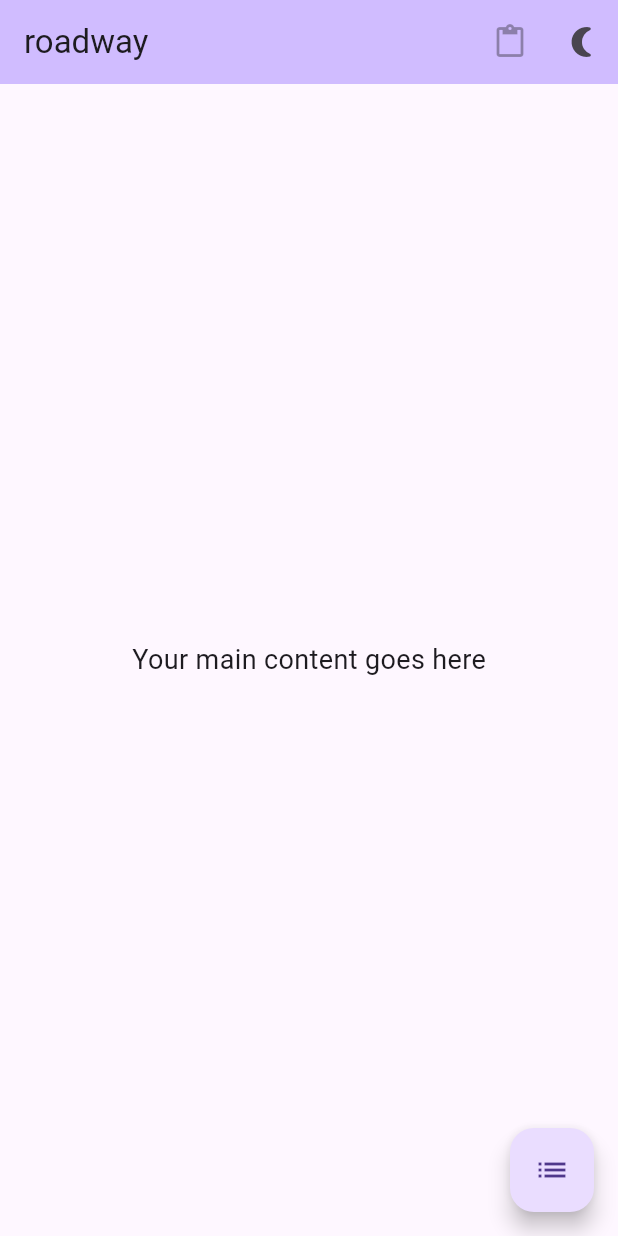
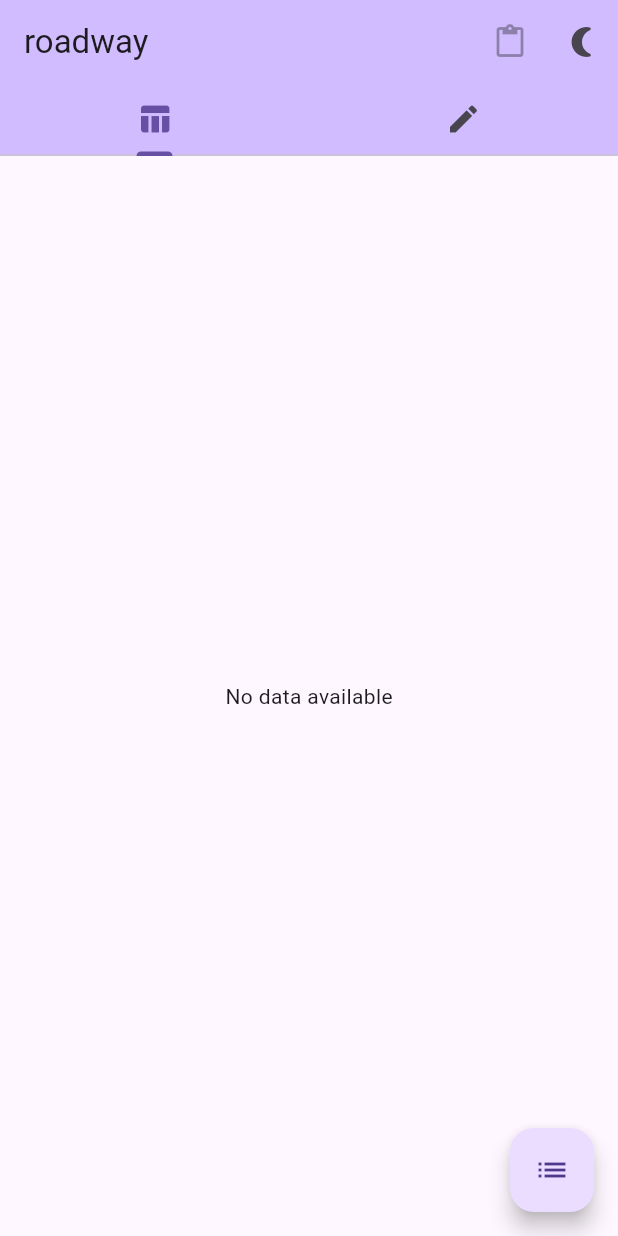
Before and after one commit to cgdougm/roadway, a Flutter app: the screen it shows after launch, on a phone screen of 412 x 824 dp. Run offline on Flutter 3.47's test engine with Material 3 defaults, Android fonts, the phone set to English and light mode, and no system bars; our stand-ins replace cross_file, data_table_2, sqflite, sqflite_common_ffi; missing offline and left inert: desktop_drop, pasteboard; accounts and stored records are empty.

Commit message:
tabs for main widgets data table and a dummy elipses for long ID string

```diff
--- a/lib/main.dart
+++ b/lib/main.dart
@@ -9,6 +9,8 @@ import 'dart:convert';
 import 'dart:io';
 import 'package:pasteboard/pasteboard.dart';
 import 'theme_provider.dart';
+import 'package:data_table_2/data_table_2.dart';
+import 'text_util.dart';
 
 void main() {
   runApp(
@@ -49,14 +51,22 @@ class MyHomePage extends StatefulWidget {
   State<MyHomePage> createState() => _MyHomePageState();
 }
 
-class _MyHomePageState extends State<MyHomePage> {
+class _MyHomePageState extends State<MyHomePage> with SingleTickerProviderStateMixin {
   bool _dragging = false;
   bool _clipboardHasContent = false;
+  late TabController _tabController;
 
   @override
   void initState() {
     super.initState();
     _checkClipboard();
+    _tabController = TabController(length: 2, vsync: this);
+  }
+
+  @override
+  void dispose() {
+    _tabController.dispose();
+    super.dispose();
   }
 
   Future<void> _checkClipboard() async {
@@ -318,6 +328,13 @@ class _MyHomePageState extends State<MyHomePage> {
             ),
           ),
         ],
+        bottom: TabBar(
+          controller: _tabController,
+          tabs: [
+            Tab(icon: Icon(Icons.table_chart)),
+            Tab(icon: Icon(Icons.edit)),
+          ],
+        ),
       ),
       body: DropTarget(
         onDragDone: (detail) {
@@ -338,11 +355,12 @@ class _MyHomePageState extends State<MyHomePage> {
         },
         child: Container(
           color: _dragging ? Colors.blue.withOpacity(0.1) : Colors.transparent,
-          child: Center(
-            child: Text(
-              'Your main content goes here',
-              style: TextStyle(fontSize: 18),
-            ),
+          child: TabBarView(
+            controller: _tabController,
+            children: [
+              _buildDataTable(),
+              _buildDummyWidget(),
+            ],
           ),
         ),
       ),
@@ -353,4 +371,42 @@ class _MyHomePageState extends State<MyHomePage> {
       ),
     );
   }
+
+  Widget _buildDataTable() {
+    return FutureBuilder<List<Map<String, dynamic>>>(
+      future: DatabaseHelper.instance.getItems(),
+      builder: (context, snapshot) {
+        if (snapshot.connectionState == ConnectionState.waiting) {
+          return Center(child: CircularProgressIndicator());
+        } else if (snapshot.hasError) {
+          return Center(child: Text('Error: ${snapshot.error}'));
+        } else if (!snapshot.hasData || snapshot.data!.isEmpty) {
+          return Center(child: Text('No data available'));
+        } else {
+          return Container(
+            padding: EdgeInsets.all(10),
+            child: DataTable2(
+            columns: [
+              DataColumn2(label: Text('Value'), size: ColumnSize.L),
+              DataColumn2(label: Text('ID'), size: ColumnSize.S),
+            ],
+            rows: snapshot.data!.map((item) => DataRow(cells: [
+              DataCell(Row(children: [
+                Icon(item['type'] == 'file' ? Icons.insert_drive_file : Icons.link),
+                SizedBox(width: 10),
+                Text(item['value']),
+              ])),
+              DataCell(Text(truncateStringWithEllipsis(item['id'] ?? ''))),
+            ])).toList(),
+            columnSpacing: 12,
+            horizontalMargin: 12,
+          ));
+        }
+      },
+    );
+  }
+
+  Widget _buildDummyWidget() {
+    return Center(child: Text("Placeholder Widget"));
+  }
 }
--- /dev/null
+++ b/lib/text_util.dart
@@ -0,0 +1,8 @@
+/// Given a long string, return a string that is a truncated version of the original string, with an ellipsis in the middle.
+/// The optional argument is the number of characters to include before the ellipsis and after the ellipsis.
+String truncateStringWithEllipsis(String input, {int before = 4, int after = 4}) {
+  if (input.length <= before + after + 3) {
+    return input;
+  }
+  return input.substring(0, before) + '...' + input.substring(input.length - after);
+}
--- a/pubspec.yaml
+++ b/pubspec.yaml
@@ -40,6 +40,7 @@ dependencies:
   dotted_border: ^2.1.0
   sqflite_common_ffi: ^2.0.1
   pasteboard: ^0.3.0  # Use the latest version available
+  data_table_2: ^2.5.15
 
   # The following adds the Cupertino Icons font to your application.
   # Use with the CupertinoIcons class for iOS style icons.
```
Also changed, not shown: pubspec.lock.
